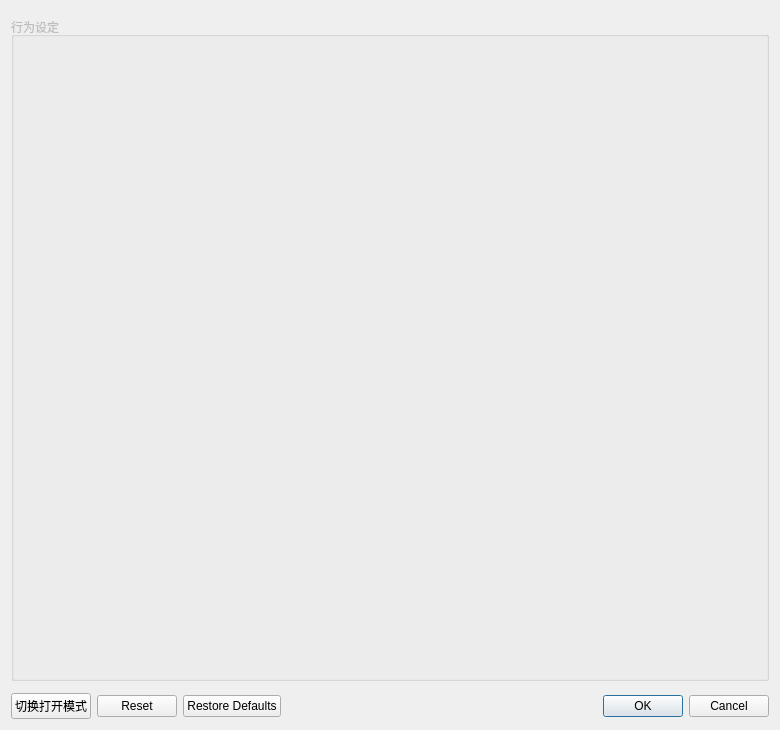
Qt form src/toolBase/tooldialog.ui (shine5402/KiraOtoToolbox) before a commit.
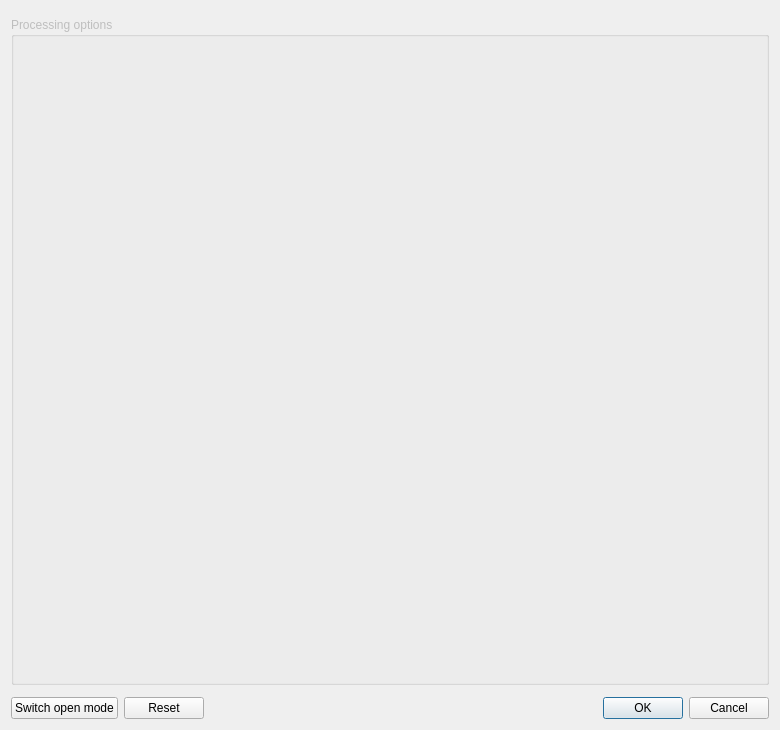
The same form after that commit. Custom widgets are drawn as their Qt base class.

```diff
--- a/src/toolBase/tooldialog.ui
+++ b/src/toolBase/tooldialog.ui
@@ -75,7 +75,7 @@
       </sizepolicy>
      </property>
      <property name="title">
-      <string>行为设定</string>
+      <string>Processing options</string>
      </property>
      <layout class="QVBoxLayout" name="optionLayout">
       <item>
@@ -140,7 +140,7 @@
         <string>&lt;html&gt;&lt;head/&gt;&lt;body&gt;&lt;p&gt;在&lt;span style=&quot; font-weight:600;&quot;&gt;单文件模式&lt;/span&gt;和&lt;span style=&quot; font-weight:600;&quot;&gt;批处理（多文件）&lt;/span&gt;模式之间切换，切换将会清除之前的打开状态。&lt;/p&gt;&lt;/body&gt;&lt;/html&gt;</string>
        </property>
        <property name="text">
-        <string>切换打开模式</string>
+        <string>Switch open mode</string>
        </property>
       </widget>
      </item>
@@ -150,7 +150,7 @@
         <enum>Qt::Horizontal</enum>
        </property>
        <property name="standardButtons">
-        <set>QDialogButtonBox::Cancel|QDialogButtonBox::Ok|QDialogButtonBox::Reset|QDialogButtonBox::RestoreDefaults</set>
+        <set>QDialogButtonBox::Cancel|QDialogButtonBox::Ok|QDialogButtonBox::Reset</set>
        </property>
       </widget>
      </item>
```
Left out of the diff: 2 changed lines with no effect on the pictures.
